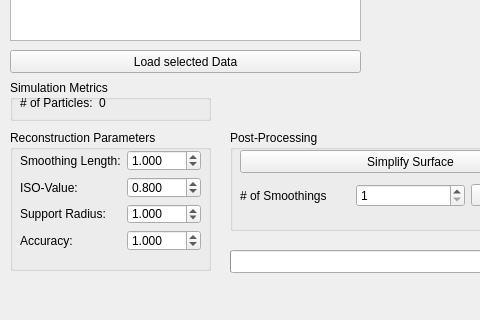
First picture: the form in LabProject/mainwindow.ui, repository CedricM9/SPH-Surface-Reconstruction, before the edit; both pictures show x 0 to 480 and y 400 to 720 of the 1280 by 720 pixel window.
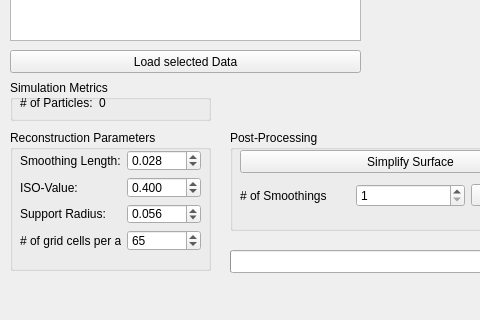
Second picture: the form after the edit. Icons and pictures are not drawn.

The edit to the form file:
```diff
--- a/LabProject/mainwindow.ui
+++ b/LabProject/mainwindow.ui
@@ -73,7 +73,10 @@
       <item row="3" column="0">
        <widget class="QLabel" name="AccuracyLabel">
         <property name="text">
-         <string>Accuracy:</string>
+         <string># of grid cells per axis:</string>
+        </property>
+        <property name="textFormat">
+         <enum>Qt::PlainText</enum>
         </property>
        </widget>
       </item>
@@ -83,7 +86,7 @@
          <number>3</number>
         </property>
         <property name="value">
-         <double>1.000000000000000</double>
+         <double>0.028000000000000</double>
         </property>
        </widget>
       </item>
@@ -93,7 +96,7 @@
          <number>3</number>
         </property>
         <property name="value">
-         <double>0.800000000000000</double>
+         <double>0.400000000000000</double>
         </property>
        </widget>
       </item>
@@ -103,17 +106,20 @@
          <number>3</number>
         </property>
         <property name="value">
-         <double>1.000000000000000</double>
+         <double>0.056000000000000</double>
         </property>
        </widget>
       </item>
       <item row="3" column="1">
-       <widget class="QDoubleSpinBox" name="accuracyDoubleSpinBox">
-        <property name="decimals">
-         <number>3</number>
+       <widget class="QSpinBox" name="gridCellsSpinBox">
+        <property name="minimum">
+         <number>1</number>
+        </property>
+        <property name="maximum">
+         <number>100000</number>
         </property>
         <property name="value">
-         <double>1.000000000000000</double>
+         <number>65</number>
         </property>
        </widget>
       </item>
```
Left out of the diff: 5 changed lines with no effect on the pictures.
